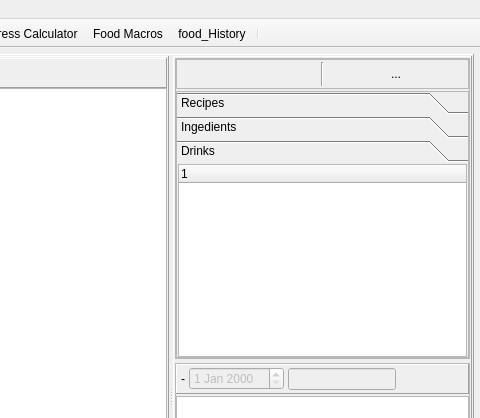
First picture: the form in mainwindow.ui, repository Tria-Andy/WorkoutEditor, before the edit; both pictures show x 754 to 1234 and y 0 to 418 of the 1234 by 766 pixel window.
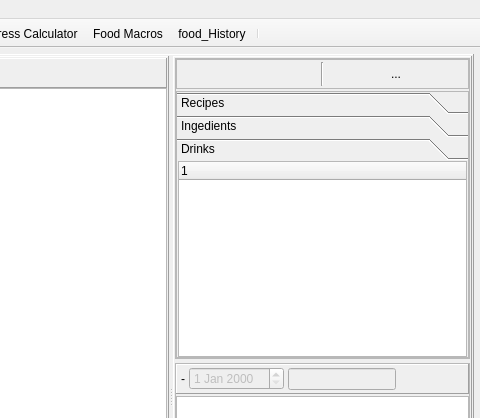
Second picture: the form after the edit. The open tabs and pages were chosen to show the change. Icons and pictures are not drawn. Custom widgets are drawn as their Qt base class.

```diff
--- a/mainwindow.ui
+++ b/mainwindow.ui
@@ -2937,7 +2937,7 @@
                      <number>2</number>
                     </property>
                     <property name="tabSpacing">
-                     <number>2</number>
+                     <number>1</number>
                     </property>
                     <widget class="QWidget" name="foodPage1">
                      <property name="geometry">
@@ -3036,6 +3036,14 @@
                      </layout>
                     </widget>
                     <widget class="QWidget" name="foodPage3">
+                     <property name="geometry">
+                      <rect>
+                       <x>0</x>
+                       <y>0</y>
+                       <width>284</width>
+                       <height>200</height>
+                      </rect>
+                     </property>
                      <attribute name="label">
                       <string>Drinks</string>
                      </attribute>
```
Left out of the diff: 8 changed lines with no effect on the pictures.
